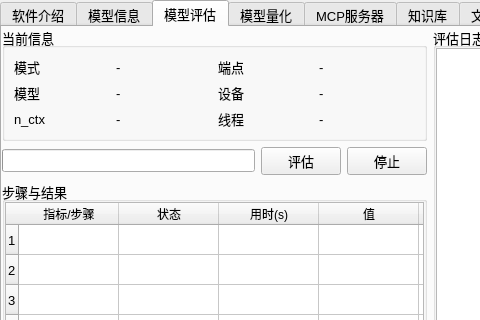
Above: src/expend/expend.ui from ylsdamxssjxxdd/eva before the change; both pictures show x 0 to 480 and y 0 to 320 of the 860 by 594 pixel window. Below: the same form after it.
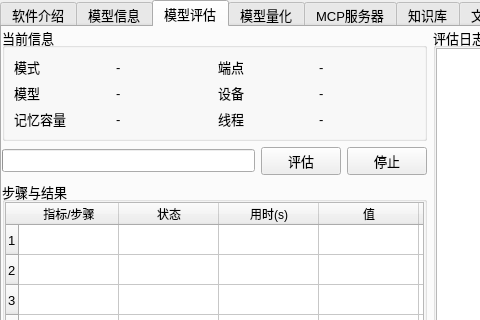
That is the form after the change. Custom widgets are drawn as their Qt base class.

Commit message: 优化模型评估

```diff
--- a/src/expend/expend.ui
+++ b/src/expend/expend.ui
@@ -280,7 +280,7 @@
                 </size>
                </property>
                <property name="text">
-                <string>n_ctx</string>
+                <string>记忆容量</string>
                </property>
               </widget>
              </item>
```
The commit also changes 2 other files.
